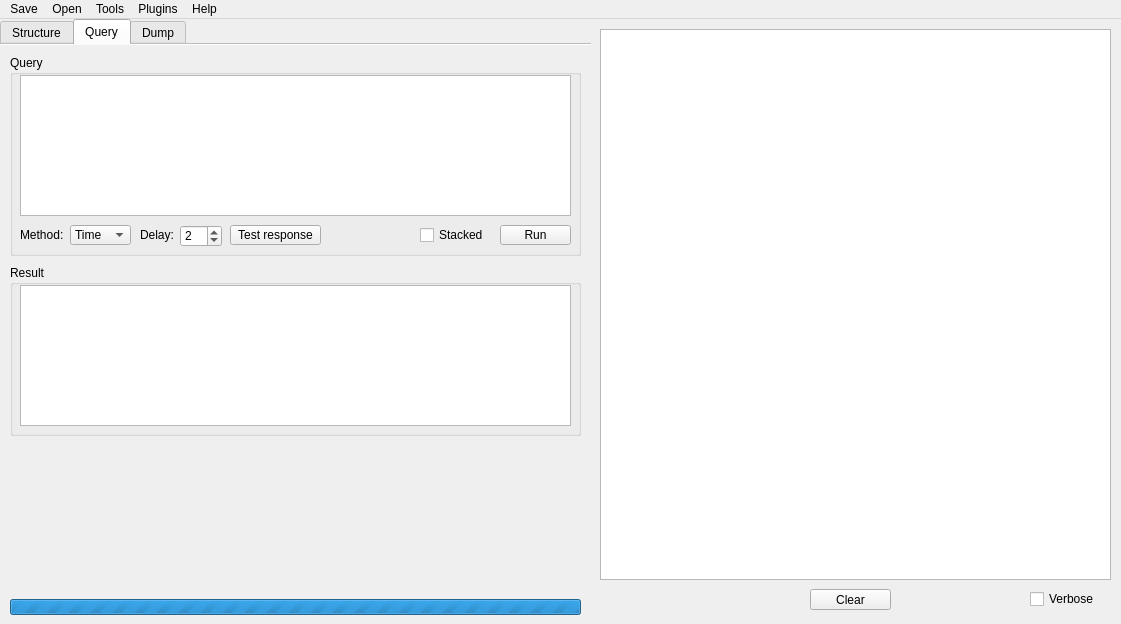
kaeso/enema, file gui/main/main.ui: the form before one commit.
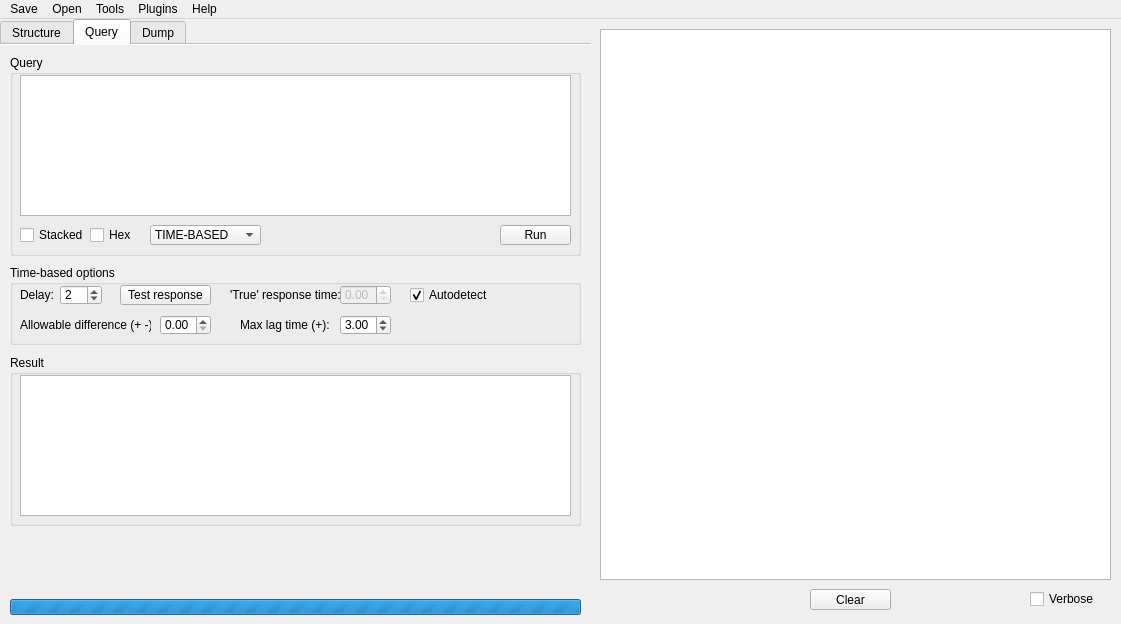
The form after the commit. The open tabs and pages were chosen to show the change.

Commit message: Added advanced time-based options

```diff
--- a/gui/main/main.ui
+++ b/gui/main/main.ui
@@ -114,7 +114,7 @@
        </rect>
       </property>
       <property name="text">
-       <string>http://192.168.1.50/mssql.asp?id=-1 or 1=[sub]--</string>
+       <string>http://192.168.1.50/mssql.asp?id=-1 or 1=[sub];[cmd]--</string>
       </property>
      </widget>
      <widget class="QLabel" name="label_4">
@@ -597,22 +597,22 @@
       <widget class="QComboBox" name="blindMethodList">
        <property name="geometry">
         <rect>
-         <x>60</x>
+         <x>140</x>
          <y>170</y>
-         <width>61</width>
+         <width>111</width>
          <height>20</height>
         </rect>
        </property>
        <item>
         <property name="text">
-         <string>Time</string>
+         <string>TIME-BASED</string>
         </property>
        </item>
       </widget>
       <widget class="QCheckBox" name="isStacked">
        <property name="geometry">
         <rect>
-         <x>410</x>
+         <x>10</x>
          <y>170</y>
          <width>70</width>
          <height>20</height>
@@ -622,13 +622,87 @@
         <string>Stacked</string>
        </property>
       </widget>
+      <widget class="QCheckBox" name="isHexed">
+       <property name="enabled">
+        <bool>true</bool>
+       </property>
+       <property name="geometry">
+        <rect>
+         <x>80</x>
+         <y>170</y>
+         <width>51</width>
+         <height>20</height>
+        </rect>
+       </property>
+       <property name="text">
+        <string>Hex</string>
+       </property>
+       <property name="checked">
+        <bool>false</bool>
+       </property>
+      </widget>
+     </widget>
+     <widget class="QGroupBox" name="resultGroup">
+      <property name="geometry">
+       <rect>
+        <x>10</x>
+        <y>310</y>
+        <width>571</width>
+        <height>171</height>
+       </rect>
+      </property>
+      <property name="title">
+       <string>Result</string>
+      </property>
+      <widget class="QTextEdit" name="queryOutput">
+       <property name="geometry">
+        <rect>
+         <x>10</x>
+         <y>20</y>
+         <width>551</width>
+         <height>141</height>
+        </rect>
+       </property>
+       <property name="documentTitle">
+        <string/>
+       </property>
+       <property name="readOnly">
+        <bool>true</bool>
+       </property>
+      </widget>
+     </widget>
+     <widget class="QGroupBox" name="timeGroup">
+      <property name="geometry">
+       <rect>
+        <x>10</x>
+        <y>220</y>
+        <width>571</width>
+        <height>80</height>
+       </rect>
+      </property>
+      <property name="title">
+       <string>Time-based options</string>
+      </property>
+      <widget class="QLabel" name="delayLabel">
+       <property name="geometry">
+        <rect>
+         <x>10</x>
+         <y>20</y>
+         <width>41</width>
+         <height>20</height>
+        </rect>
+       </property>
+       <property name="text">
+        <string>Delay:</string>
+       </property>
+      </widget>
       <widget class="QSpinBox" name="delayBox">
        <property name="geometry">
         <rect>
-         <x>170</x>
-         <y>170</y>
+         <x>50</x>
+         <y>20</y>
          <width>42</width>
-         <height>22</height>
+         <height>20</height>
         </rect>
        </property>
        <property name="minimum">
@@ -641,24 +715,113 @@
         <number>2</number>
        </property>
       </widget>
-      <widget class="QLabel" name="methodLabel">
+      <widget class="QDoubleSpinBox" name="trueTimeBox">
+       <property name="enabled">
+        <bool>false</bool>
+       </property>
        <property name="geometry">
         <rect>
-         <x>10</x>
-         <y>170</y>
+         <x>330</x>
+         <y>20</y>
          <width>51</width>
          <height>20</height>
         </rect>
        </property>
-       <property name="text">
-        <string>Method:</string>
+       <property name="decimals">
+        <number>2</number>
+       </property>
+       <property name="maximum">
+        <double>59.000000000000000</double>
+       </property>
+       <property name="singleStep">
+        <double>0.100000000000000</double>
+       </property>
+       <property name="value">
+        <double>0.000000000000000</double>
        </property>
       </widget>
-      <widget class="QPushButton" name="testButton">
+      <widget class="QLabel" name="trueTimeLabel">
        <property name="geometry">
         <rect>
          <x>220</x>
-         <y>170</y>
+         <y>20</y>
+         <width>111</width>
+         <height>20</height>
+        </rect>
+       </property>
+       <property name="text">
+        <string>'True' response time:</string>
+       </property>
+      </widget>
+      <widget class="QCheckBox" name="isAuto">
+       <property name="geometry">
+        <rect>
+         <x>400</x>
+         <y>20</y>
+         <width>81</width>
+         <height>20</height>
+        </rect>
+       </property>
+       <property name="text">
+        <string>Autodetect</string>
+       </property>
+       <property name="checked">
+        <bool>true</bool>
+       </property>
+      </widget>
+      <widget class="QDoubleSpinBox" name="differenceBox">
+       <property name="geometry">
+        <rect>
+         <x>150</x>
+         <y>50</y>
+         <width>51</width>
+         <height>20</height>
+        </rect>
+       </property>
+       <property name="decimals">
+        <number>2</number>
+       </property>
+       <property name="maximum">
+        <double>9.000000000000000</double>
+       </property>
+       <property name="singleStep">
+        <double>0.100000000000000</double>
+       </property>
+       <property name="value">
+        <double>0.000000000000000</double>
+       </property>
+      </widget>
+      <widget class="QLabel" name="differenceLabel">
+       <property name="geometry">
+        <rect>
+         <x>10</x>
+         <y>50</y>
+         <width>131</width>
+         <height>20</height>
+        </rect>
+       </property>
+       <property name="text">
+        <string>Allowable difference (+ -):</string>
+       </property>
+      </widget>
+      <widget class="QLabel" name="lagLabel">
+       <property name="geometry">
+        <rect>
+         <x>230</x>
+         <y>50</y>
+         <width>91</width>
+         <height>20</height>
+        </rect>
+       </property>
+       <property name="text">
+        <string>Max lag time (+):</string>
+       </property>
+      </widget>
+      <widget class="QPushButton" name="testButton">
+       <property name="geometry">
+        <rect>
+         <x>110</x>
+         <y>20</y>
          <width>91</width>
          <height>20</height>
         </rect>
@@ -667,46 +830,26 @@
         <string>Test response</string>
        </property>
       </widget>
-      <widget class="QLabel" name="delayLabel">
+      <widget class="QDoubleSpinBox" name="lagBox">
        <property name="geometry">
         <rect>
-         <x>130</x>
-         <y>170</y>
-         <width>41</width>
+         <x>330</x>
+         <y>50</y>
+         <width>51</width>
          <height>20</height>
         </rect>
        </property>
-       <property name="text">
-        <string>Delay:</string>
+       <property name="decimals">
+        <number>2</number>
        </property>
-      </widget>
-     </widget>
-     <widget class="QGroupBox" name="groupBox_4">
-      <property name="geometry">
-       <rect>
-        <x>10</x>
-        <y>220</y>
-        <width>571</width>
-        <height>171</height>
-       </rect>
-      </property>
-      <property name="title">
-       <string>Result</string>
-      </property>
-      <widget class="QTextEdit" name="queryOutput">
-       <property name="geometry">
-        <rect>
-         <x>10</x>
-         <y>20</y>
-         <width>551</width>
-         <height>141</height>
-        </rect>
+       <property name="maximum">
+        <double>59.000000000000000</double>
        </property>
-       <property name="documentTitle">
-        <string/>
+       <property name="singleStep">
+        <double>0.100000000000000</double>
        </property>
-       <property name="readOnly">
-        <bool>true</bool>
+       <property name="value">
+        <double>3.000000000000000</double>
        </property>
       </widget>
      </widget>
```
The commit also changes 18 other files.
